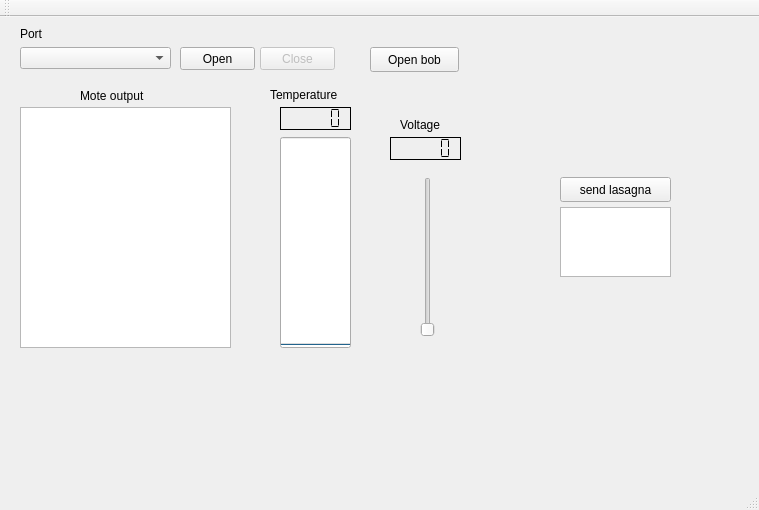
The window that gui/mainwindow.ui (heat1q/plant.io) describes before a commit, drawn with Qt 5.
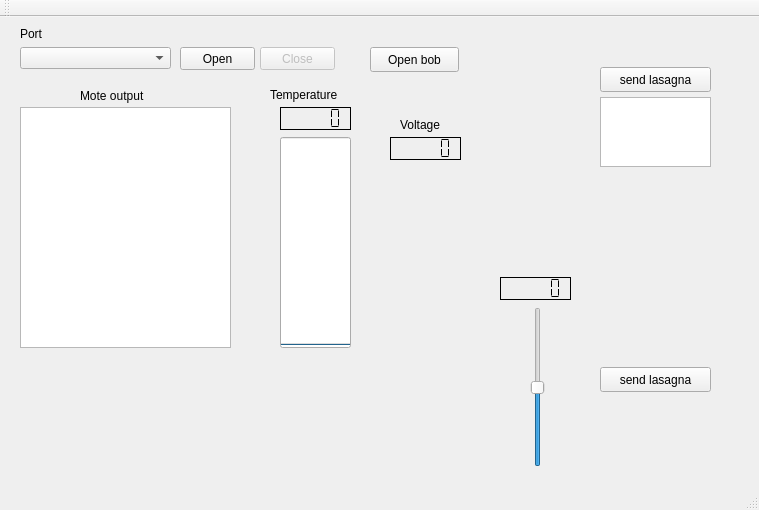
The same window after the commit.

Commit message: Send temperature slider value or full message to mote.

What changed in the file:
```diff
--- a/gui/mainwindow.ui
+++ b/gui/mainwindow.ui
@@ -184,12 +184,21 @@
    <widget class="QSlider" name="verticalSlider">
     <property name="geometry">
      <rect>
-      <x>420</x>
-      <y>160</y>
+      <x>530</x>
+      <y>290</y>
       <width>16</width>
       <height>160</height>
      </rect>
     </property>
+    <property name="minimum">
+     <number>10</number>
+    </property>
+    <property name="maximum">
+     <number>30</number>
+    </property>
+    <property name="sliderPosition">
+     <number>20</number>
+    </property>
     <property name="orientation">
      <enum>Qt::Vertical</enum>
     </property>
@@ -210,8 +219,8 @@
    <widget class="QPushButton" name="pushButton_send">
     <property name="geometry">
      <rect>
-      <x>560</x>
-      <y>160</y>
+      <x>600</x>
+      <y>50</y>
       <width>111</width>
       <height>25</height>
      </rect>
@@ -223,13 +232,45 @@
    <widget class="QPlainTextEdit" name="plainTextEdit">
     <property name="geometry">
      <rect>
-      <x>560</x>
-      <y>190</y>
+      <x>600</x>
+      <y>80</y>
       <width>111</width>
       <height>70</height>
      </rect>
     </property>
    </widget>
+   <widget class="QLCDNumber" name="lcdNumber_slider">
+    <property name="geometry">
+     <rect>
+      <x>500</x>
+      <y>260</y>
+      <width>71</width>
+      <height>23</height>
+     </rect>
+    </property>
+    <property name="frameShape">
+     <enum>QFrame::Box</enum>
+    </property>
+    <property name="frameShadow">
+     <enum>QFrame::Plain</enum>
+    </property>
+    <property name="segmentStyle">
+     <enum>QLCDNumber::Flat</enum>
+    </property>
+   </widget>
+   <widget class="QPushButton" name="pushButton_send_threshold_t">
+    <property name="geometry">
+     <rect>
+      <x>600</x>
+      <y>350</y>
+      <width>111</width>
+      <height>25</height>
+     </rect>
+    </property>
+    <property name="text">
+     <string>send lasagna</string>
+    </property>
+   </widget>
   </widget>
   <widget class="QMenuBar" name="menuBar">
    <property name="geometry">
```
The commit also changes 2 other files.
